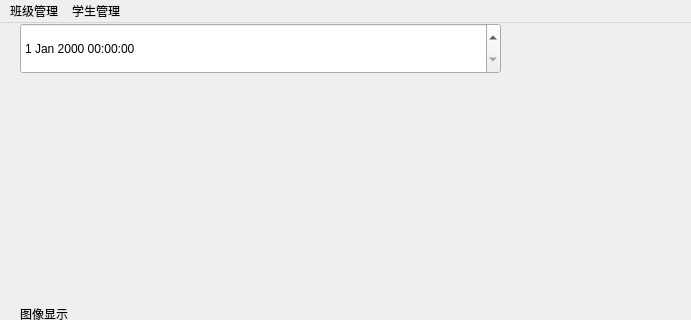
Above: main.ui from NovaShen555/FaceCheckSystem before the change; both pictures show x 0 to 691 and y 0 to 320 of the 993 by 713 pixel window. Below: the same form after it.
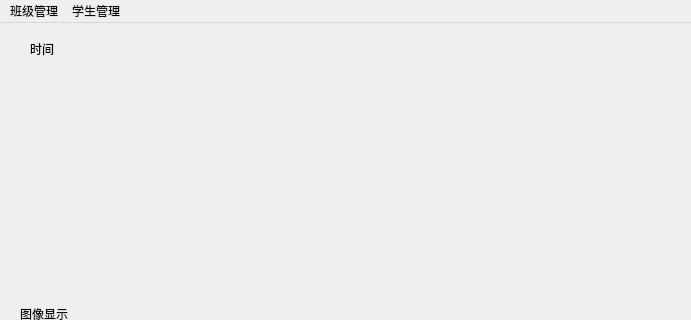
That is the form after the change.

```diff
--- a/main.ui
+++ b/main.ui
@@ -99,15 +99,18 @@
      </property>
     </widget>
    </widget>
-   <widget class="QDateTimeEdit" name="dateTimeEdit">
+   <widget class="QLabel" name="label_2">
     <property name="geometry">
      <rect>
-      <x>20</x>
-      <y>0</y>
-      <width>481</width>
-      <height>51</height>
+      <x>30</x>
+      <y>10</y>
+      <width>521</width>
+      <height>31</height>
      </rect>
     </property>
+    <property name="text">
+     <string>时间</string>
+    </property>
    </widget>
   </widget>
   <widget class="QMenuBar" name="menubar">
```
Left out of the diff: 24 changed lines with no effect on the pictures.
